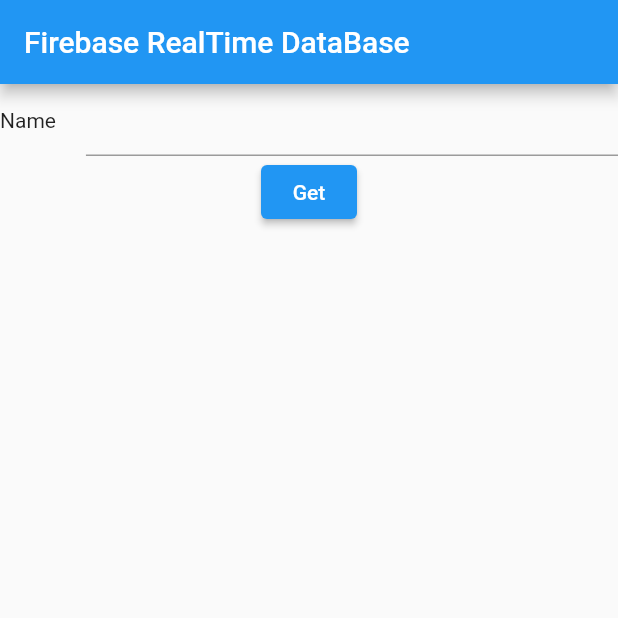
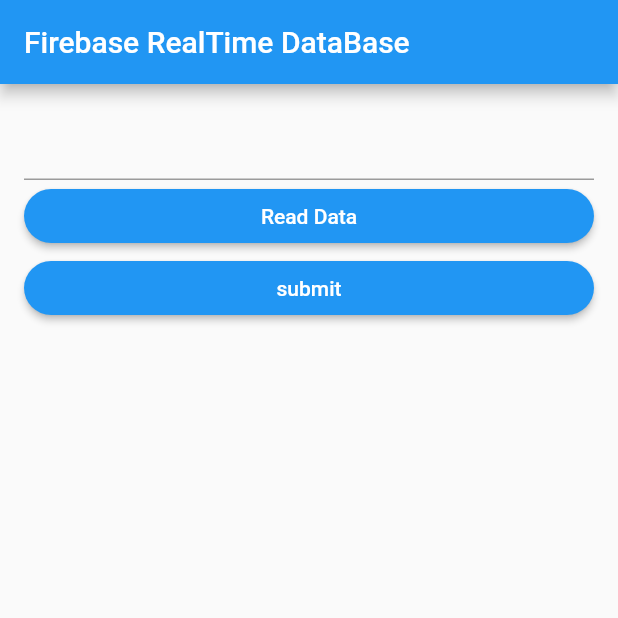
Before and after one commit to khaidem/HomeProject, a Flutter app: the screen it shows after launch, on a phone screen of 412 x 824 dp, the top half of it. Run offline on Flutter 3.47's test engine with Material 2 defaults, Android fonts, the phone set to English and light mode, and no system bars; our stand-ins replace auto_route, firebase_core, firebase_database; accounts and stored records are empty.

Commit message:
realtime change

```diff
--- a/lib/main.dart
+++ b/lib/main.dart
@@ -7,8 +7,6 @@
 void main() async {
   WidgetsFlutterBinding.ensureInitialized();
   await Firebase.initializeApp();
-  // WidgetsFlutterBinding.ensureInitialized();
-  // await Firebase.initialzeApp();
 
   final _appRouter = AppRouter();
   runApp(MyApp(
--- a/lib/src/firebaseRealTime/pages/DemoRealTime.dart
+++ /dev/null
@@ -1,105 +0,0 @@
-// ignore_for_file: avoid_print
-
-import 'dart:developer';
-
-import 'package:flutter/material.dart';
-import 'package:firebase_database/firebase_database.dart';
-
-class HomePage extends StatefulWidget {
-  const HomePage({Key? key}) : super(key: key);
-
-  @override
-  State<HomePage> createState() => _HomePageState();
-}
-
-class _HomePageState extends State<HomePage> {
-  final ref = FirebaseDatabase.instance.ref().child("Student");
-  final name = "Name";
-  final newText = TextEditingController();
-  var retrivedName;
-  @override
-  Widget build(BuildContext context) {
-    // final fb = ref.ref();
-    return Scaffold(
-        appBar: AppBar(
-          title: const Text('Firebase RealTime DataBase'),
-        ),
-        body: Column(
-          children: <Widget>[
-            Row(
-              mainAxisAlignment: MainAxisAlignment.spaceBetween,
-              children: <Widget>[
-                Text(name),
-                const SizedBox(width: 20),
-                Expanded(child: TextField(controller: newText)),
-              ],
-            ),
-            ElevatedButton(
-              onPressed: () {
-                ref.child("Name").once().then((DatabaseEvent event) {
-                  print(event);
-
-                  setState(() {
-                    retrivedName = event;
-                  });
-                });
-              },
-              child: const Text("Get"),
-            ),
-            Text(retrivedName ?? ""),
-            // ElevatedButton(
-            //   onPressed: () {
-            //     ref.child(name).set(newText.text);
-            //   },
-            //   child: const Text("Submit"),
-            // ),
-          ],
-        ));
-  }
-}
-//   @override
-//   void dispose() {
-//     // Clean up the controller when the widget is disposed.
-//     newText.dispose();
-//     super.dispose();
-//   }
-// }
-      // body: Center(
-      //   child: Padding(
-      //     padding: const EdgeInsets.all(16.0),
-      //     child: Column(
-      //       crossAxisAlignment: CrossAxisAlignment.stretch,
-      //       children: <Widget>[
-      //         TextField(
-      //           controller: newText,
-      //           textAlign: TextAlign.center,
-      //         ),
-      //         // FlatButton(
-      //         //     onPressed: () {
-      //         //       ref.child('Movies').push().child(newText.text).asStream();
-      //         //     },
-      //         //     child: Text('Save'))
-      //         ElevatedButton(
-      //           child: const Text('Read Data'),
-      //           onPressed: () {
-      //             ref.child("Name").once().then((DataSnapshot data){
-      //               print(data.value);
-      //               print(data.key);
-      //               setState(() {
-      //                 retrievedName =data.value;
-      //               });
-      //             })
-      //           },
-      //           style: ElevatedButton.styleFrom(
-      //             shape: RoundedRectangleBorder(
-      //               borderRadius: BorderRadius.circular(30.0),
-      //             ),
-      //           ),
-      //         ),
-      //       ],
-      //     ),
-      //   ),
-      // ),
-//     );
-//   }
-// }
--- /dev/null
+++ b/lib/src/firebaseRealTime/pages/homepage.dart
@@ -0,0 +1,76 @@
+import 'dart:developer';
+
+import 'package:auto_route/auto_route.dart';
+import 'package:flutter/material.dart';
+import 'package:firebase_database/firebase_database.dart';
+import 'package:foodwifi/src/firebaseRealTime/pages/display.dart';
+
+class HomePage extends StatefulWidget {
+  const HomePage({Key? key}) : super(key: key);
+
+  @override
+  State<HomePage> createState() => _HomePageState();
+}
+
+class _HomePageState extends State<HomePage> {
+  final fb = FirebaseDatabase.instance;
+  final name = "Name";
+  final newCreate = "newCreate";
+  final newText = TextEditingController();
+
+  @override
+  Widget build(BuildContext context) {
+    final ref = fb.ref();
+    return Scaffold(
+      appBar: AppBar(
+        title: const Text('Firebase RealTime DataBase'),
+      ),
+      body: Center(
+        child: Padding(
+          padding: const EdgeInsets.all(16.0),
+          child: Column(
+            crossAxisAlignment: CrossAxisAlignment.stretch,
+            children: <Widget>[
+              TextField(
+                controller: newText,
+              ),
+              ElevatedButton(
+                child: const Text('Read Data'),
+                onPressed: () {
+                  Navigator.push(
+                    context,
+                    MaterialPageRoute(
+                        builder: (context) => const RealTimeDataBase()),
+                  );
+                },
+                style: ElevatedButton.styleFrom(
+                  shape: RoundedRectangleBorder(
+                    borderRadius: BorderRadius.circular(30.0),
+                  ),
+                ),
+              ),
+              ElevatedButton(
+                onPressed: () {
+                  ref.child(newCreate).set(newText.text);
+                },
+                child: const Text('submit'),
+                style: ElevatedButton.styleFrom(
+                  shape: RoundedRectangleBorder(
+                    borderRadius: BorderRadius.circular(30.0),
+                  ),
+                ),
+              )
+            ],
+          ),
+        ),
+      ),
+    );
+  }
+
+  @override
+  void dispose() {
+    // Clean up the controller when the widget is disposed.
+    newText.dispose();
+    super.dispose();
+  }
+}
--- a/lib/src/router/route/app_route.dart
+++ b/lib/src/router/route/app_route.dart
@@ -3,7 +3,7 @@
 import 'package:foodwifi/src/dateTimeRange/pages/calenderangetime.dart';
 
 import 'package:foodwifi/src/dateTimeRange/pages/datetimepicker.dart';
-import 'package:foodwifi/src/firebaseRealTime/pages/DemoRealTime.dart';
+import 'package:foodwifi/src/firebaseRealTime/pages/homepage.dart';
 import 'package:foodwifi/src/flutterflowpage/pages/createStory.page.dart';
 import 'package:foodwifi/src/imagePicker/pages/imagepicker.dart';
 import 'package:foodwifi/src/router/router.dart';
```
Also changed, not shown: lib/src/firebaseRealTime/pages/display.dart (added, +87 -0 lines), lib/src/router/route/app_route.gr.dart, 1 other file.
